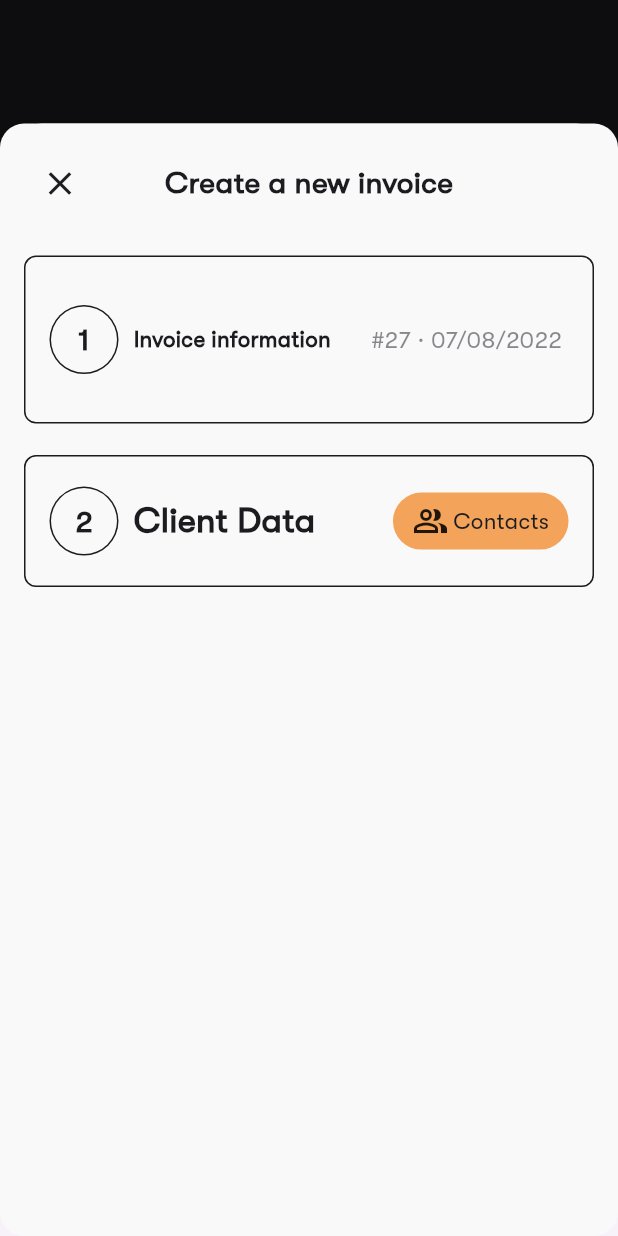
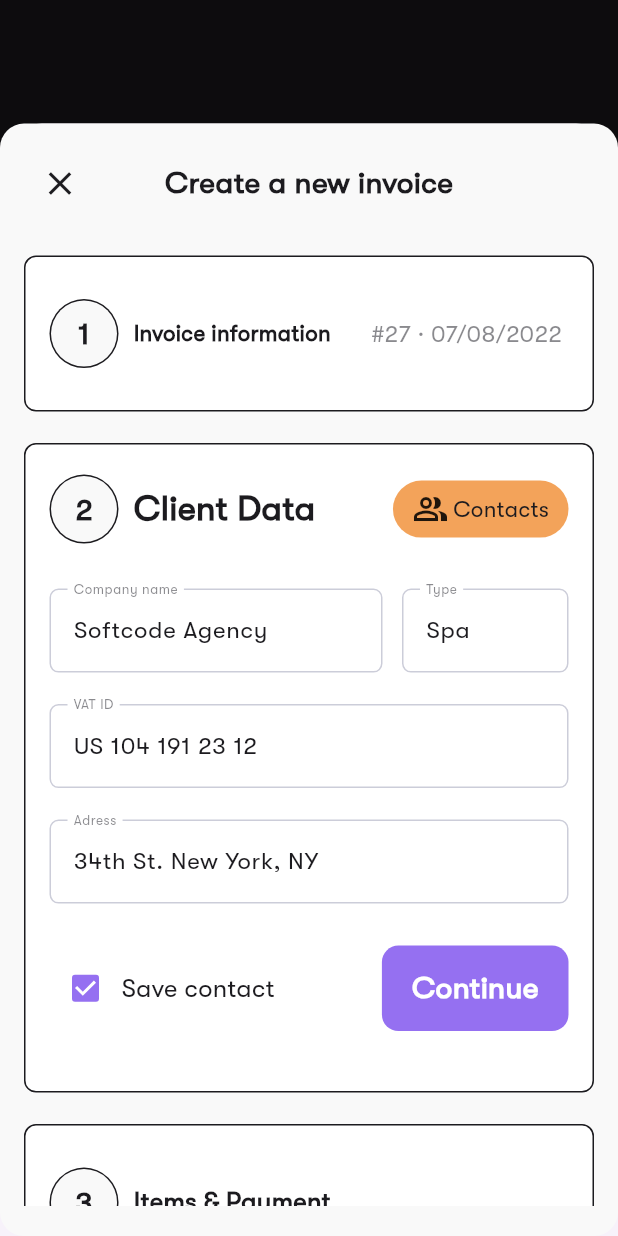
Before and after one commit to As-tra/Digital_invoicing, a Flutter app: the screen it shows after launch, item 2 of the bottom bar chosen, after a tap on the "add" icon, on a phone screen of 412 x 824 dp. Run offline on Flutter 3.47's test engine with Material 3 defaults, Android fonts, the phone set to English and light mode, and no system bars; our stand-ins replace device_preview, expandable_page_view, fl_chart, flutter_svg, go_router.

Commit message:
complete the create new invoice view

```diff
--- a/lib/utils/styles.dart
+++ b/lib/utils/styles.dart
@@ -101,6 +101,12 @@ abstract class Styles {
     color: AppColors.primary,
     fontWeight: FontWeight.w700,
   );
+  static const TextStyle gTWalsheimProBold16 = TextStyle(
+    fontFamily: kGTWalsheimPro,
+    fontSize: 20,
+    color: AppColors.white,
+    fontWeight: FontWeight.w700,
+  );
   static const TextStyle gTWalsheimProBold25 = TextStyle(
     fontFamily: kGTWalsheimPro,
     fontSize: 25,
--- a/lib/views/add_invoice_view.dart
+++ b/lib/views/add_invoice_view.dart
@@ -1,5 +1,6 @@
 import 'package:digital_invoicing/widgets/bottom_sheet_header.dart';
 import 'package:digital_invoicing/widgets/client_data.dart';
+import 'package:digital_invoicing/widgets/final_action.dart';
 import 'package:digital_invoicing/widgets/invoice_information.dart';
 import 'package:flutter/material.dart';
 
@@ -13,14 +14,29 @@ class AddInvoiceView extends StatelessWidget {
       child: Container(
         decoration: _buildDecoration(),
         padding: _getPadding(context),
-        child: const Column(
+        child: const SingleChildScrollView(
+          physics: BouncingScrollPhysics(),
+          child: Column(
             children: [
+              SizedBox(height: 16),
               BottomSheetHeader(),
               SizedBox(height: 24),
-            InvoiceInformation(),
+              InvoiceInformation(
+                title: "Invoice information",
+                info: "#27 · 07/08/2022 ",
+                count: 1,
+              ),
               SizedBox(height: 21),
               ClientData(),
+              SizedBox(height: 21),
+              InvoiceInformation(
+                title: "Items & Payment",
+                count: 3,
+              ),
+              SizedBox(height: 23),
+              FinalAction(),
             ],
+          ),
         ),
       ),
     );
@@ -35,10 +51,9 @@ class AddInvoiceView extends StatelessWidget {
 
   EdgeInsets _getPadding(BuildContext context) {
     return EdgeInsets.only(
-      top: 16,
       left: 16,
       right: 16,
-      bottom: MediaQuery.of(context).viewInsets.bottom + 32,
+      bottom: MediaQuery.of(context).viewInsets.bottom + 20,
     );
   }
 }
--- a/lib/widgets/bottom_sheet_container.dart
+++ b/lib/widgets/bottom_sheet_container.dart
@@ -11,6 +11,7 @@ class BottomSheetContainer extends StatelessWidget {
       padding: const EdgeInsets.symmetric(horizontal: 16, vertical: 20),
       decoration: BoxDecoration(
         borderRadius: BorderRadius.circular(8),
+        color: AppColors.white,
         border: Border.all(
           color: AppColors.primary,
         ),
--- a/lib/widgets/client_data.dart
+++ b/lib/widgets/client_data.dart
@@ -1,5 +1,10 @@
+import 'package:digital_invoicing/utils/colors.dart';
+import 'package:digital_invoicing/utils/styles.dart';
 import 'package:digital_invoicing/widgets/bottom_sheet_container.dart';
 import 'package:digital_invoicing/widgets/client_data_header.dart';
+import 'package:digital_invoicing/widgets/custom_bottom_sheet_button.dart';
+import 'package:digital_invoicing/widgets/custom_check_box.dart';
+import 'package:digital_invoicing/widgets/custom_text_field.dart';
 import 'package:flutter/material.dart';
 
 class ClientData extends StatelessWidget {
@@ -7,12 +12,61 @@ class ClientData extends StatelessWidget {
 
   @override
   Widget build(BuildContext context) {
-    return const BottomSheetContainer(
+    return BottomSheetContainer(
       child: Column(
         children: [
-          ClientDataHeader(),
+          const ClientDataHeader(),
+          const SizedBox(height: 30),
+          _buildRow(),
+          const SizedBox(height: 21),
+          const CustomTextField(
+            hint: "US 104 191 23 12",
+            label: "VAT ID",
+          ),
+          const SizedBox(height: 21),
+          const CustomTextField(
+            hint: "34th St. New York, NY",
+            label: "Adress",
+          ),
+          const SizedBox(height: 28),
+          Row(
+            children: [
+              const CustomCheckBox(),
+              Text(
+                "Save contact",
+                style: Styles.gTWalsheimProRegular17.copyWith(
+                  color: AppColors.primary,
+                ),
+              ),
+              const Spacer(),
+              const CustomBottomSheetButton(),
+            ],
+          ),
+          const SizedBox(height: 20),
         ],
       ),
     );
   }
+
+  Row _buildRow() {
+    return const Row(
+      children: [
+        Expanded(
+          flex: 2,
+          child: CustomTextField(
+            hint: "Softcode Agency",
+            label: "Company name",
+          ),
+        ),
+        SizedBox(width: 13),
+        Expanded(
+          flex: 1,
+          child: CustomTextField(
+            hint: "Spa",
+            label: "Type",
+          ),
+        ),
+      ],
+    );
+  }
 }
--- /dev/null
+++ b/lib/widgets/custom_bottom_sheet_button.dart
@@ -0,0 +1,22 @@
+import 'package:digital_invoicing/utils/colors.dart';
+import 'package:digital_invoicing/utils/styles.dart';
+import 'package:flutter/material.dart';
+
+class CustomBottomSheetButton extends StatelessWidget {
+  const CustomBottomSheetButton({super.key});
+
+  @override
+  Widget build(BuildContext context) {
+    return Container(
+      padding: const EdgeInsets.symmetric(vertical: 14, horizontal: 20),
+      decoration: BoxDecoration(
+        color: AppColors.purple,
+        borderRadius: BorderRadius.circular(11)
+      ),
+      child: const Text(
+        "Continue",
+        style: Styles.gTWalsheimProBold16,
+      ),
+    );
+  }
+}
--- /dev/null
+++ b/lib/widgets/custom_check_box.dart
@@ -0,0 +1,24 @@
+import 'package:digital_invoicing/utils/colors.dart';
+import 'package:flutter/material.dart';
+
+class CustomCheckBox extends StatefulWidget {
+  const CustomCheckBox({super.key});
+
+  @override
+  State<CustomCheckBox> createState() => _CustomCheckBoxState();
+}
+
+class _CustomCheckBoxState extends State<CustomCheckBox> {
+  bool value = true;
+  @override
+  Widget build(BuildContext context) {
+    return Checkbox(
+      activeColor: AppColors.purple,
+      value: value,
+      onChanged: (change) {
+        value = change ?? false;
+        setState(() {});
+      },
+    );
+  }
+}
--- /dev/null
+++ b/lib/widgets/custom_text_field.dart
@@ -0,0 +1,36 @@
+import 'package:digital_invoicing/utils/colors.dart';
+import 'package:digital_invoicing/utils/styles.dart';
+import 'package:flutter/material.dart';
+
+class CustomTextField extends StatelessWidget {
+  const CustomTextField({super.key, required this.hint, required this.label});
+  final String hint, label;
+
+  @override
+  Widget build(BuildContext context) {
+    return TextField(
+      style: Styles.gTWalsheimProRegular16,
+      decoration: InputDecoration(
+        floatingLabelBehavior: FloatingLabelBehavior.always,
+        border: _buildBorder(),
+        enabledBorder: _buildBorder(),
+        focusedBorder: _buildBorder(),
+        label: Text(label),
+        labelStyle: Styles.gTWalsheimProRegular12.copyWith(
+          color: AppColors.lightText,
+        ),
+        hintText: hint,
+        hintStyle: Styles.gTWalsheimProRegular16.copyWith(
+          color: AppColors.primary,
+        ),
+      ),
+    );
+  }
+
+  OutlineInputBorder _buildBorder() {
+    return const OutlineInputBorder(
+      borderSide: BorderSide(color: Color(0xffCCCDD9)),
+      borderRadius: BorderRadius.all(Radius.circular(6)),
+    );
+  }
+}
--- /dev/null
+++ b/lib/widgets/final_action.dart
@@ -0,0 +1,42 @@
+import 'package:digital_invoicing/utils/styles.dart';
+import 'package:digital_invoicing/widgets/bottom_sheet_container.dart';
+import 'package:flutter/material.dart';
+
+class FinalAction extends StatelessWidget {
+  const FinalAction({super.key});
+
+  @override
+  Widget build(BuildContext context) {
+    return BottomSheetContainer(
+      child: Row(
+        children: [
+          Text(
+            "Save as draft",
+            style: Styles.gTWalsheimProMedium19.copyWith(
+              decoration: TextDecoration.underline,
+              fontWeight: FontWeight.bold,
+            ),
+          ),
+          const Spacer(),
+          _buildButton(),
+        ],
+      ),
+    );
+  }
+
+  Container _buildButton() {
+    return Container(
+      padding: const EdgeInsets.symmetric(vertical: 16, horizontal: 34),
+      decoration: BoxDecoration(
+        color: const Color(0xffE3E3E4),
+        borderRadius: BorderRadius.circular(11),
+      ),
+      child: Text(
+        "Create",
+        style: Styles.gTWalsheimProBold20.copyWith(
+          color: const Color(0xff979799),
+        ),
+      ),
+    );
+  }
+}
--- a/lib/widgets/invoice_information.dart
+++ b/lib/widgets/invoice_information.dart
@@ -4,36 +4,47 @@ import 'package:digital_invoicing/widgets/count_buttet.dart';
 import 'package:flutter/material.dart';
 
 class InvoiceInformation extends StatelessWidget {
-  const InvoiceInformation({super.key});
+  const InvoiceInformation({
+    super.key,
+    required this.title,
+    this.info,
+    required this.count,
+  });
+  final String title;
+  final String? info;
+  final int count;
 
   @override
   Widget build(BuildContext context) {
-    return const BottomSheetContainer(
+    return BottomSheetContainer(
       child: Padding(
-        padding: EdgeInsets.symmetric(vertical: 12),
+        padding: const EdgeInsets.symmetric(vertical: 8),
         child: Row(
           children: [
-            CounteBullet(count: 1),
-            SizedBox(width: 10),
+            CounteBullet(count: count),
+            const SizedBox(width: 10),
             Expanded(
               child: FittedBox(
                 fit: BoxFit.scaleDown,
                 child: Text(
-                  "Invoice information",
+                  title,
                   style: Styles.gTWalsheimProBold20,
                 ),
               ),
             ),
-            SizedBox(width: 27),
-            Expanded(
+            const SizedBox(width: 27),
+            info == null
+                ? const SizedBox()
+                : Expanded(
                     child: FittedBox(
                       fit: BoxFit.scaleDown,
                       child: Text(
-                  "#27 · 07/08/2022 ",
+                        info!,
                         style: Styles.gTWalsheimProRegular16,
                       ),
                     ),
                   ),
+            info == null ? const Spacer() : const SizedBox.shrink(),
           ],
         ),
       ),
```
Lines whose indentation alone changed are shown as unchanged.
